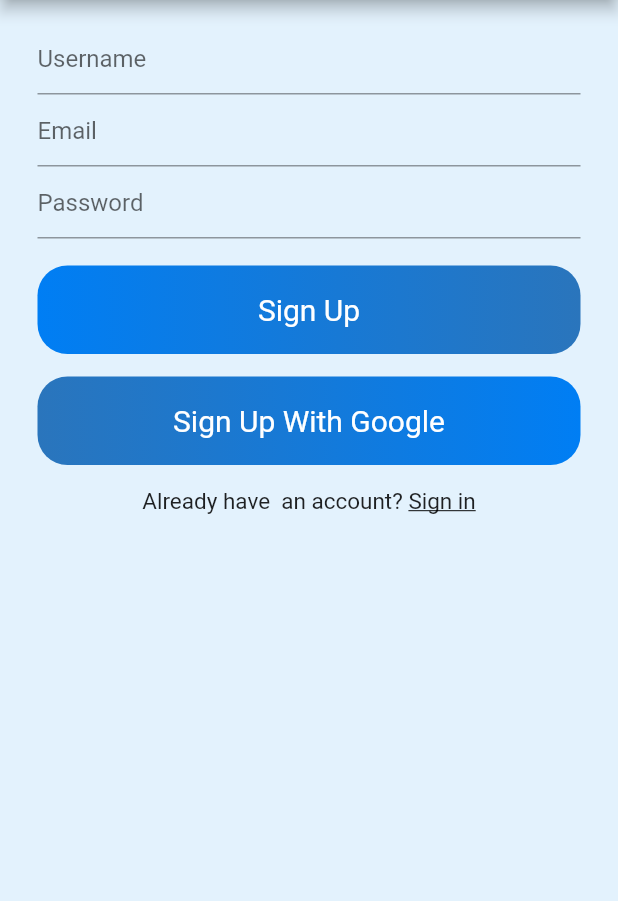
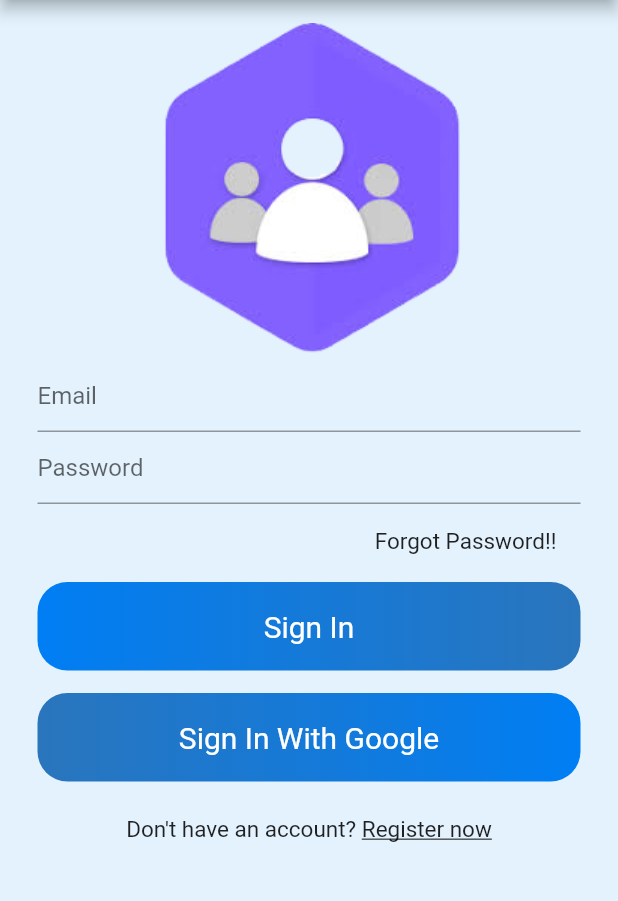
Before and after one commit to Abhinav-3009/Chat-App, a Flutter app: the screen it shows after launch, on a phone screen of 412 x 824 dp, the part 84-985 px from its top. Run offline on Flutter 3.47's test engine with Material 2 defaults, Android fonts, the phone set to English and light mode, and no system bars; our stand-ins replace firebase_auth; accounts and stored records are empty.

Commit message:
added authenticate screento toggle between signin and signup screen

```diff
--- /dev/null
+++ b/lib/helper/authenticate.dart
@@ -0,0 +1,31 @@
+import 'package:chat_app/views/signin.dart';
+import 'package:chat_app/views/signup.dart';
+import 'package:flutter/material.dart';
+
+class AUthenticate extends StatefulWidget {
+  @override
+  _AUthenticateState createState() => _AUthenticateState();
+}
+
+class _AUthenticateState extends State<AUthenticate> {
+  bool showSignIn = true;
+
+  void toggleView() {
+    setState(() {
+      showSignIn = !showSignIn;
+    });
+  }
+
+  @override
+  Widget build(BuildContext context) {
+    if (showSignIn) {
+      return SignIn(
+        toggle: toggleView,
+      );
+    } else {
+      return SignUp(
+        toggle: toggleView,
+      );
+    }
+  }
+}
--- a/lib/main.dart
+++ b/lib/main.dart
@@ -1,5 +1,5 @@
-import 'package:chat_app/views/signin.dart';
-import 'package:chat_app/views/signup.dart';
+import 'package:chat_app/helper/authenticate.dart';
+
 import 'package:flutter/material.dart';
 
 void main() {
@@ -18,7 +18,7 @@ class MyApp extends StatelessWidget {
         scaffoldBackgroundColor: Colors.blue[50],
         primarySwatch: Colors.blue,
       ),
-      home: SignUp(),
+      home: AUthenticate(),
     );
   }
 }
--- a/lib/views/signin.dart
+++ b/lib/views/signin.dart
@@ -2,6 +2,8 @@ import 'package:chat_app/widgets/widget.dart';
 import 'package:flutter/material.dart';
 
 class SignIn extends StatefulWidget {
+  final Function toggle;
+  SignIn({this.toggle});
   @override
   _SignInState createState() => _SignInState();
 }
@@ -16,7 +18,9 @@ class _SignInState extends State<SignIn> {
           padding: EdgeInsets.symmetric(horizontal: 25),
           child: Column(
             children: [
-              SizedBox(height: 15,),
+              SizedBox(
+                height: 15,
+              ),
               Image.asset("assets/images/sign_in_image1.png"),
               TextField(
                 decoration: textFieldInputDecoration('Email'),
@@ -89,10 +93,18 @@ class _SignInState extends State<SignIn> {
                     "Don't have an account? ",
                     style: TextStyle(fontSize: 15),
                   ),
-                  Text(
-                    "Register now",
-                    style: TextStyle(
-                        decoration: TextDecoration.underline, fontSize: 15),
+                  GestureDetector(
+                    onTap: (){
+                      widget.toggle();
+                    },
+                    child: Container(
+                      padding: EdgeInsets.symmetric(vertical: 8),
+                      child: Text(
+                        "Register now",
+                        style: TextStyle(
+                            decoration: TextDecoration.underline, fontSize: 15),
+                      ),
+                    ),
                   ),
                 ],
               )
```
Also changed, not shown: lib/views/chatroom.dart (+34 -0 lines), lib/views/signup.dart (+18 -6 lines).
